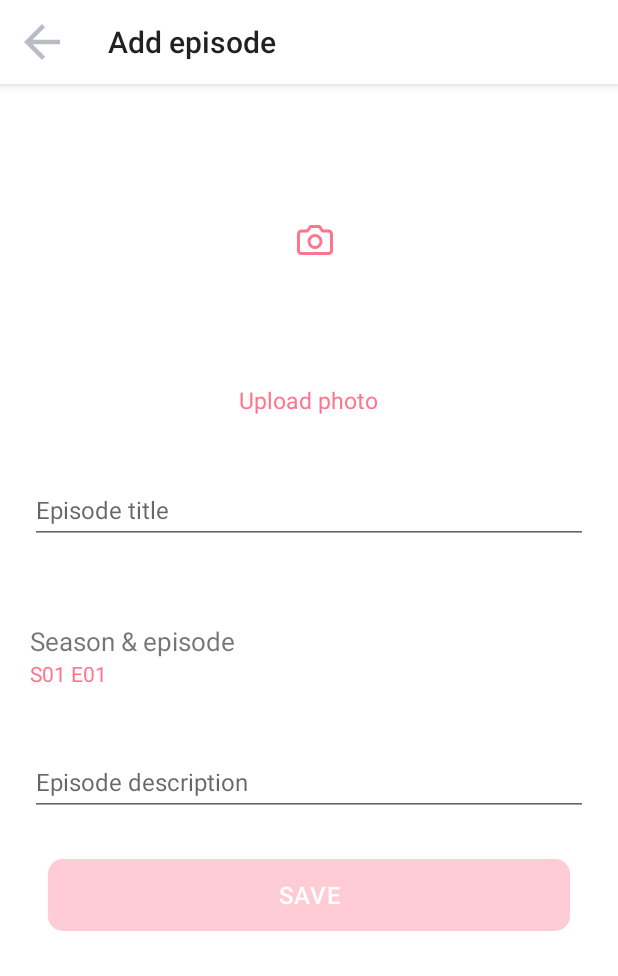
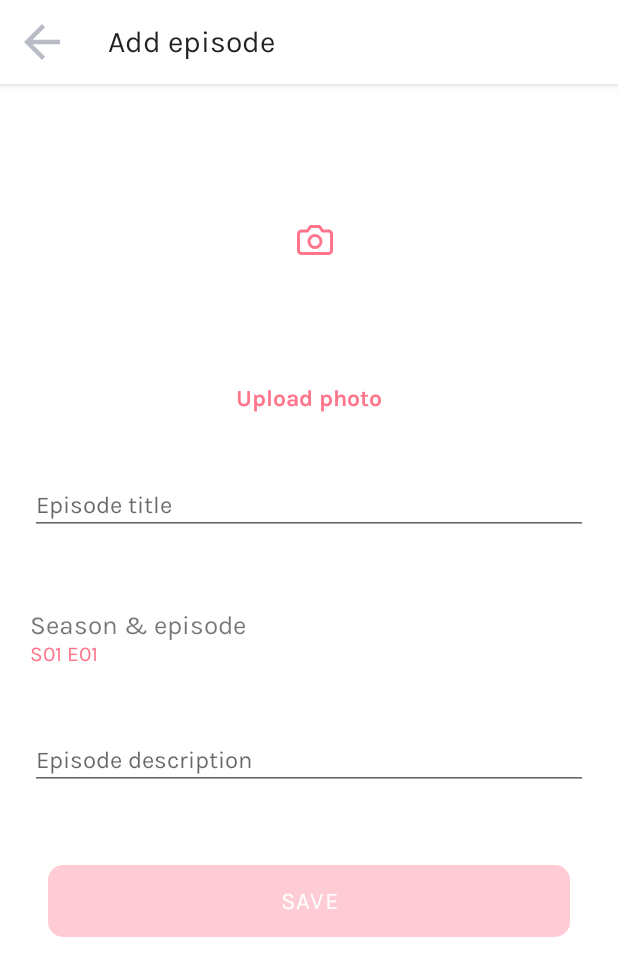
Before and after one commit to JurenIvan/ShowsApp, an Android app: the fragment AddEpisodeFragment placed in its activity, on a phone screen of 412 x 824 dp. Shown: the top 976 px of the screen. Run offline under Robolectric (Android 15) with nearby library versions, the light colour scheme and no system bars; our stand-ins replace Picasso, Room's generated code; libraries missing offline, so code that uses them is left out: com.facebook.stetho; pictures from the network do not load; 2 statements that could not run were skipped.

Commit message:
add karla font family, apply where necessary

```diff
--- a/app/src/main/res/layout-sw900dp-land/activity_home.xml
+++ b/app/src/main/res/layout-sw900dp-land/activity_home.xml
@@ -33,12 +33,13 @@
         <TextView
                 android:layout_margin="20dp"
                 android:id="@+id/showsId"
-                android:layout_width="wrap_content"
-                android:layout_height="wrap_content"
+                android:layout_width="37dp"
+                android:layout_height="26dp"
                 android:textSize="28sp"
                 android:textColor="#2e2e2e"
                 android:lineSpacingExtra="12sp"
                 android:text="@string/shows"
+                android:fontFamily="@font/karla_bold"
                 android:layout_marginStart="16dp"
                 app:layout_constraintTop_toTopOf="parent"
                 app:layout_constraintStart_toStartOf="parent"
--- a/app/src/main/res/layout/activity_home.xml
+++ b/app/src/main/res/layout/activity_home.xml
@@ -21,6 +21,7 @@
     />
 
     <TextView
+            android:fontFamily="@font/karla_bold"
             android:layout_margin="20dp"
             android:id="@+id/showsId"
             android:layout_width="wrap_content"
--- a/app/src/main/res/layout/activity_splash.xml
+++ b/app/src/main/res/layout/activity_splash.xml
@@ -22,6 +22,7 @@
             android:id="@+id/logo"/>
 
     <TextView
+            android:fontFamily="@font/karla_bold"
             android:id="@+id/showsText"
             android:layout_width="wrap_content"
             android:layout_height="wrap_content"
--- a/app/src/main/res/layout/activity_welcome.xml
+++ b/app/src/main/res/layout/activity_welcome.xml
@@ -20,6 +20,7 @@
             app:layout_constraintTop_toTopOf="parent"/>
 
     <TextView
+            android:fontFamily="@font/karla_bold"
             android:layout_width="match_parent"
             android:layout_height="wrap_content"
             android:text="@string/youreIn"
--- a/app/src/main/res/layout/fragment_add_episode.xml
+++ b/app/src/main/res/layout/fragment_add_episode.xml
@@ -71,6 +71,7 @@
 
 
             <TextView
+                    android:fontFamily="@font/karla_bold"
                     android:id="@+id/uploadPhoto"
                     android:layout_width="wrap_content"
                     android:layout_height="wrap_content"
@@ -161,7 +162,7 @@
                 app:layout_constraintTop_toBottomOf="@+id/linearLayout"
 
                 android:layout_marginBottom="16dp"
-                android:layout_marginTop="8dp"
+                android:layout_marginTop="32dp"
                 android:layout_marginStart="32dp"
                 android:layout_marginEnd="32dp"
         />
--- a/app/src/main/res/layout/fragment_comments.xml
+++ b/app/src/main/res/layout/fragment_comments.xml
@@ -36,6 +36,7 @@
                 android:id="@+id/toolbar"
                 android:layout_width="match_parent"
                 android:layout_height="wrap_content"
+                app:title="@string/comments"
                 android:theme="@style/MyToolbarTheme"
                 app:navigationIcon="?attr/homeAsUpIndicator"/>
     </android.support.design.widget.AppBarLayout>
--- a/app/src/main/res/layout/fragment_show.xml
+++ b/app/src/main/res/layout/fragment_show.xml
@@ -155,7 +155,7 @@
                         android:textSize="20sp"
                         android:textColor="#2e2e2e"
                         android:id="@+id/textView2" app:layout_constraintStart_toStartOf="parent"
-                        android:layout_marginStart="24dp" app:layout_constraintBottom_toBottomOf="parent"
+                         app:layout_constraintBottom_toBottomOf="parent"
                         android:layout_marginTop="8dp" app:layout_constraintTop_toTopOf="parent"/>
 
                 <android.support.design.widget.FloatingActionButton
@@ -187,7 +187,7 @@
                         android:id="@+id/recyclerViewEpisodes"
                         app:layout_constraintTop_toBottomOf="@+id/textView2"
                         app:layout_constraintBottom_toBottomOf="parent"
-                        android:layout_marginStart="24dp"
+
                         android:layout_marginRight="20dp"
 
                         android:layout_marginEnd="25dp"
--- a/app/src/main/res/layout/item_comment.xml
+++ b/app/src/main/res/layout/item_comment.xml
@@ -38,6 +38,7 @@
             app:layout_constraintBottom_toBottomOf="parent"/>
 
     <TextView
+            android:fontFamily="@font/karla_bold"
             android:id="@+id/userName"
             android:layout_width="wrap_content"
             android:layout_height="wrap_content"
--- a/app/src/main/res/layout/item_episode.xml
+++ b/app/src/main/res/layout/item_episode.xml
@@ -11,7 +11,7 @@
             android:layout_height="wrap_content"
             android:text="@string/seasonEpisode"
             android:textColor="@color/colorAccent"
-            android:layout_marginStart="15dp"/>
+            />
     <TextView
             android:id="@+id/episodeTitle"
             android:layout_width="wrap_content"
--- a/app/src/main/res/values/styles.xml
+++ b/app/src/main/res/values/styles.xml
@@ -6,6 +6,7 @@
         <item name="colorPrimary">@color/colorPrimary</item>
         <item name="colorPrimaryDark">@color/black</item>
         <item name="colorAccent">@color/colorAccent</item>
+        <item name="android:fontFamily">@font/karla_regular</item>
     </style>
 
     <style name="MyToolbarTheme" parent="@style/ThemeOverlay.AppCompat.Dark.ActionBar">
```
Also changed, not shown: app/src/main/res/font/karla_bold.ttf (added), app/src/main/res/font/karla_bolditalic.ttf (added), app/src/main/res/font/karla_italic.ttf (added), app/src/main/res/font/karla_regular.ttf (added).
